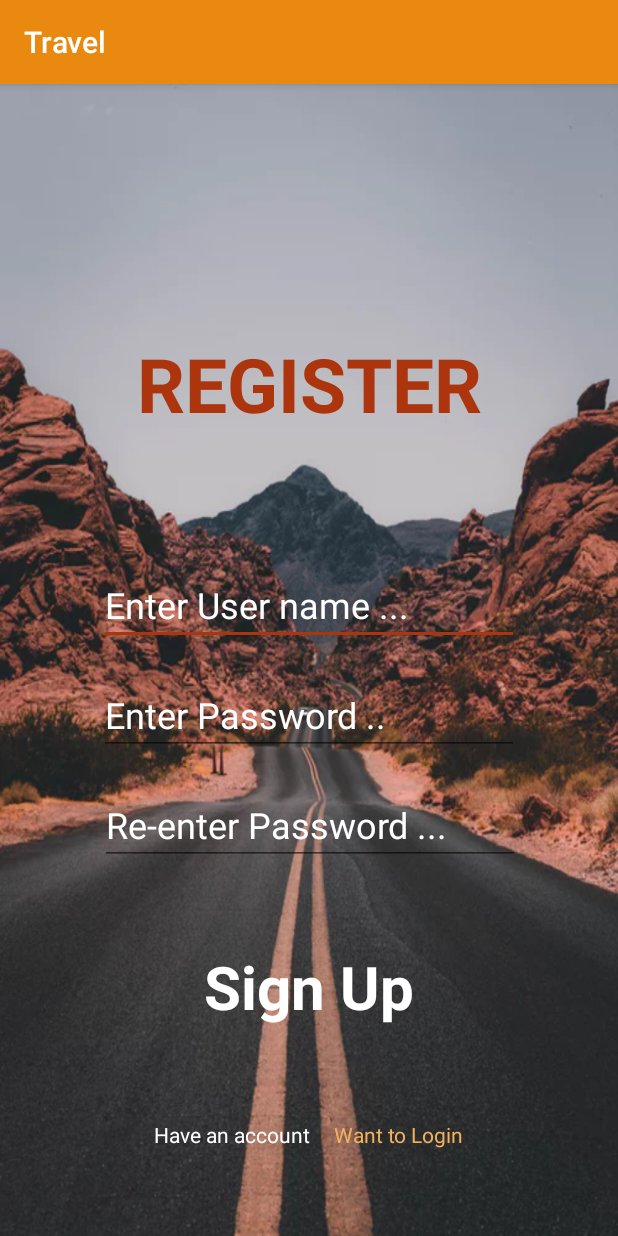
After one commit to DSC-UB/travel_mobile, an Android app: the RegisterActivity screen opened directly, with no data from a screen before it, on a phone screen of 412 x 824 dp. The commit adds this screen. Run offline under Robolectric (Android 15) with nearby library versions, the phone set to English and light mode, and no system bars.

Commit message:
Building the Sign-In and Register Activity UI

```diff
--- /dev/null
+++ b/app/src/main/java/com/dscub/travel/RegisterActivity.kt
@@ -0,0 +1,12 @@
+package com.dscub.travel
+
+import androidx.appcompat.app.AppCompatActivity
+import android.os.Bundle
+
+class RegisterActivity : AppCompatActivity() {
+
+    override fun onCreate(savedInstanceState: Bundle?) {
+        super.onCreate(savedInstanceState)
+        setContentView(R.layout.activity_register)
+    }
+}
--- /dev/null
+++ b/app/src/main/res/layout/activity_register.xml
@@ -0,0 +1,116 @@
+<?xml version="1.0" encoding="utf-8"?>
+<androidx.constraintlayout.widget.ConstraintLayout xmlns:android="http://schemas.android.com/apk/res/android"
+    xmlns:app="http://schemas.android.com/apk/res-auto"
+    xmlns:tools="http://schemas.android.com/tools"
+    android:layout_width="match_parent"
+    android:layout_height="match_parent"
+    android:background="@drawable/login_image"
+    tools:context=".RegisterActivity">
+
+    <TextView
+        android:id="@+id/textView2"
+        android:layout_width="wrap_content"
+        android:layout_height="wrap_content"
+        android:layout_marginTop="128dp"
+        android:layout_marginBottom="50dp"
+        android:text="REGISTER"
+        android:textColor="@color/colorOrangeFad"
+        android:textSize="50sp"
+        android:textStyle="bold"
+        app:layout_constraintBottom_toTopOf="@+id/editText"
+        app:layout_constraintEnd_toEndOf="parent"
+        app:layout_constraintStart_toStartOf="parent"
+        app:layout_constraintTop_toTopOf="parent" />
+
+    <EditText
+        android:id="@+id/editText"
+        android:layout_width="wrap_content"
+        android:layout_height="wrap_content"
+        android:layout_marginBottom="20dp"
+        android:ems="10"
+        android:hint="@string/enter_user_name"
+        android:inputType="textEmailAddress"
+        android:textColor="@color/colorWhite"
+        android:textColorHint="@color/colorWhite"
+        android:textSize="24sp"
+        app:layout_constraintBottom_toTopOf="@+id/editText2"
+        app:layout_constraintEnd_toEndOf="parent"
+        app:layout_constraintStart_toStartOf="parent" />
+
+    <EditText
+        android:id="@+id/editText2"
+        android:layout_width="wrap_content"
+        android:layout_height="wrap_content"
+        android:layout_marginBottom="20dp"
+        android:ems="10"
+        android:hint="@string/enter_password"
+        android:inputType="textPassword"
+        android:textColor="@color/colorWhite"
+        android:textColorHint="@color/colorWhite"
+        android:textSize="24sp"
+        app:layout_constraintBottom_toTopOf="@+id/editText4"
+        app:layout_constraintEnd_toEndOf="parent"
+        app:layout_constraintStart_toStartOf="parent" />
+
+    <EditText
+        android:id="@+id/editText4"
+        android:layout_width="wrap_content"
+        android:layout_height="wrap_content"
+        android:layout_marginBottom="50dp"
+        android:ems="10"
+        android:hint="@string/re_enter_password"
+        android:inputType="textPassword"
+        android:textColor="@color/colorWhite"
+        android:textColorHint="@color/colorWhite"
+        android:textSize="24sp"
+        app:layout_constraintBottom_toTopOf="@+id/button"
+        app:layout_constraintEnd_toEndOf="parent"
+        app:layout_constraintHorizontal_bias="0.504"
+        app:layout_constraintStart_toStartOf="parent" />
+
+    <TextView
+        android:id="@+id/button"
+        android:layout_width="wrap_content"
+        android:layout_height="wrap_content"
+        android:layout_marginBottom="50dp"
+        android:padding="4dp"
+        android:text="Sign Up"
+        android:textColor="@color/colorWhite"
+        android:textSize="40sp"
+        android:textStyle="bold"
+        app:layout_constraintBottom_toTopOf="@+id/linearLayout"
+        app:layout_constraintEnd_toEndOf="parent"
+        app:layout_constraintStart_toStartOf="parent" />
+
+    <LinearLayout
+        android:id="@+id/linearLayout"
+        android:layout_width="wrap_content"
+        android:layout_height="wrap_content"
+        android:layout_marginBottom="50dp"
+        android:orientation="horizontal"
+        app:layout_constraintBottom_toBottomOf="parent"
+        app:layout_constraintEnd_toEndOf="parent"
+        app:layout_constraintStart_toStartOf="parent">
+
+        <TextView
+            android:id="@+id/textView4"
+            android:layout_width="wrap_content"
+            android:layout_height="wrap_content"
+            android:layout_margin="4dp"
+            android:layout_weight="1"
+            android:padding="4dp"
+            android:text="Have an account"
+            android:textColor="@color/colorWhite" />
+
+        <TextView
+            android:id="@+id/textView3"
+            android:layout_width="wrap_content"
+            android:layout_height="wrap_content"
+            android:layout_margin="4dp"
+            android:layout_weight="1"
+            android:padding="4dp"
+            android:text="Want to Login"
+            android:textColor="#F3B15C" />
+    </LinearLayout>
+
+</androidx.constraintlayout.widget.ConstraintLayout>
--- a/app/src/main/res/values/colors.xml
+++ b/app/src/main/res/values/colors.xml
@@ -1,6 +1,8 @@
 <?xml version="1.0" encoding="utf-8"?>
 <resources>
-    <color name="colorPrimary">#008577</color>
-    <color name="colorPrimaryDark">#00574B</color>
-    <color name="colorAccent">#D81B60</color>
+    <color name="colorPrimary">#E98910</color>
+    <color name="colorPrimaryDark">#F3B15C</color>
+    <color name="colorAccent">#AD350E</color>
+    <color name="colorOrangeFad">#AD350E</color>
+    <color name="colorWhite">#FFFFFF</color>
 </resources>
--- a/app/src/main/res/values/strings.xml
+++ b/app/src/main/res/values/strings.xml
@@ -13,4 +13,7 @@
     <string name="menu_tools">Tools</string>
     <string name="menu_share">Share</string>
     <string name="menu_send">Send</string>
+    <string name="enter_user_name">Enter User name ...</string>
+    <string name="enter_password">Enter Password ..</string>
+    <string name="re_enter_password">Re-enter Password ...</string>
 </resources>
```
Also changed, not shown: app/build.gradle (+8 -0 lines), app/src/main/AndroidManifest.xml (+6 -4 lines), app/src/main/java/com/dscub/travel/LoginActivity.kt (added, +12 -0 lines), app/src/main/res/layout/activity_login.xml (added, +100 -0 lines), app/src/main/res/drawable-v24/login_image.jpg (added).
